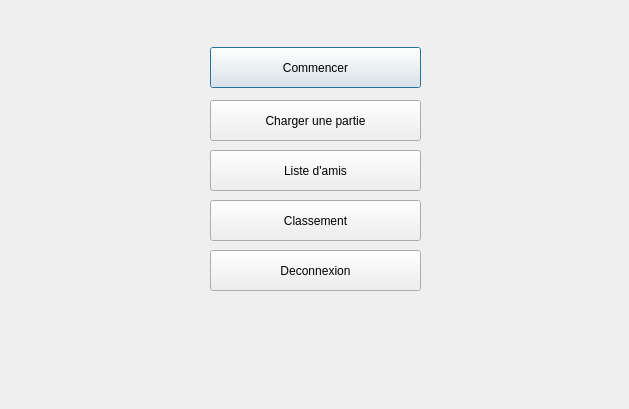
The window that menuwindow.ui (wDenGit/Quoridor) describes before a commit, drawn with Qt 5.
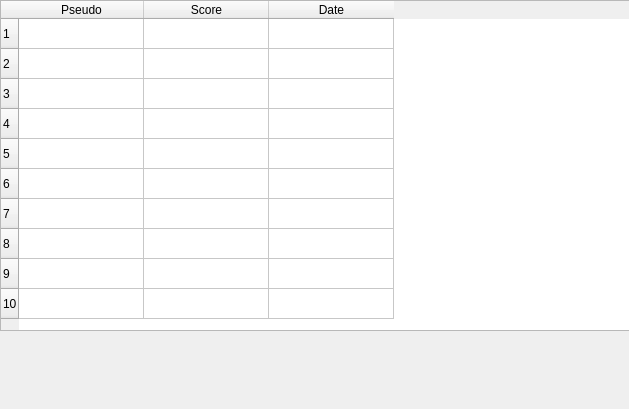
The same window after the commit. The open tabs and pages were chosen to show the change.

What changed in the file:
```diff
--- a/menuwindow.ui
+++ b/menuwindow.ui
@@ -163,6 +163,114 @@
       <string>Retour</string>
      </property>
     </widget>
+    <widget class="QPushButton" name="pushButton_fr_liste">
+     <property name="geometry">
+      <rect>
+       <x>210</x>
+       <y>100</y>
+       <width>211</width>
+       <height>41</height>
+      </rect>
+     </property>
+     <property name="text">
+      <string>Liste d'ami</string>
+     </property>
+    </widget>
+   </widget>
+   <widget class="QWidget" name="friends_list">
+    <widget class="QTableWidget" name="fr_list">
+     <property name="geometry">
+      <rect>
+       <x>0</x>
+       <y>0</y>
+       <width>631</width>
+       <height>331</height>
+      </rect>
+     </property>
+     <attribute name="horizontalHeaderDefaultSectionSize">
+      <number>125</number>
+     </attribute>
+     <row>
+      <property name="text">
+       <string>1</string>
+      </property>
+     </row>
+     <row>
+      <property name="text">
+       <string>2</string>
+      </property>
+     </row>
+     <row>
+      <property name="text">
+       <string>3</string>
+      </property>
+     </row>
+     <row>
+      <property name="text">
+       <string>4</string>
+      </property>
+     </row>
+     <row>
+      <property name="text">
+       <string>5</string>
+      </property>
+     </row>
+     <row>
+      <property name="text">
+       <string>6</string>
+      </property>
+     </row>
+     <row>
+      <property name="text">
+       <string>7</string>
+      </property>
+     </row>
+     <row>
+      <property name="text">
+       <string>8</string>
+      </property>
+     </row>
+     <row>
+      <property name="text">
+       <string>9</string>
+      </property>
+     </row>
+     <row>
+      <property name="text">
+       <string>10</string>
+      </property>
+     </row>
+     <column>
+      <property name="text">
+       <string>Pseudo</string>
+      </property>
+     </column>
+     <column>
+      <property name="text">
+       <string>Score</string>
+      </property>
+     </column>
+     <column>
+      <property name="text">
+       <string>Date</string>
+      </property>
+     </column>
+     <item row="0" column="0">
+      <property name="text">
+       <string/>
+      </property>
+     </item>
+     <item row="0" column="1">
+      <property name="text">
+       <string/>
+      </property>
+     </item>
+     <item row="0" column="2">
+      <property name="text">
+       <string/>
+      </property>
+     </item>
+    </widget>
    </widget>
    <widget class="QWidget" name="friends_add">
     <widget class="QLineEdit" name="friend_to_add">
```
Left out of the diff: 4 changed lines with no effect on the pictures.
